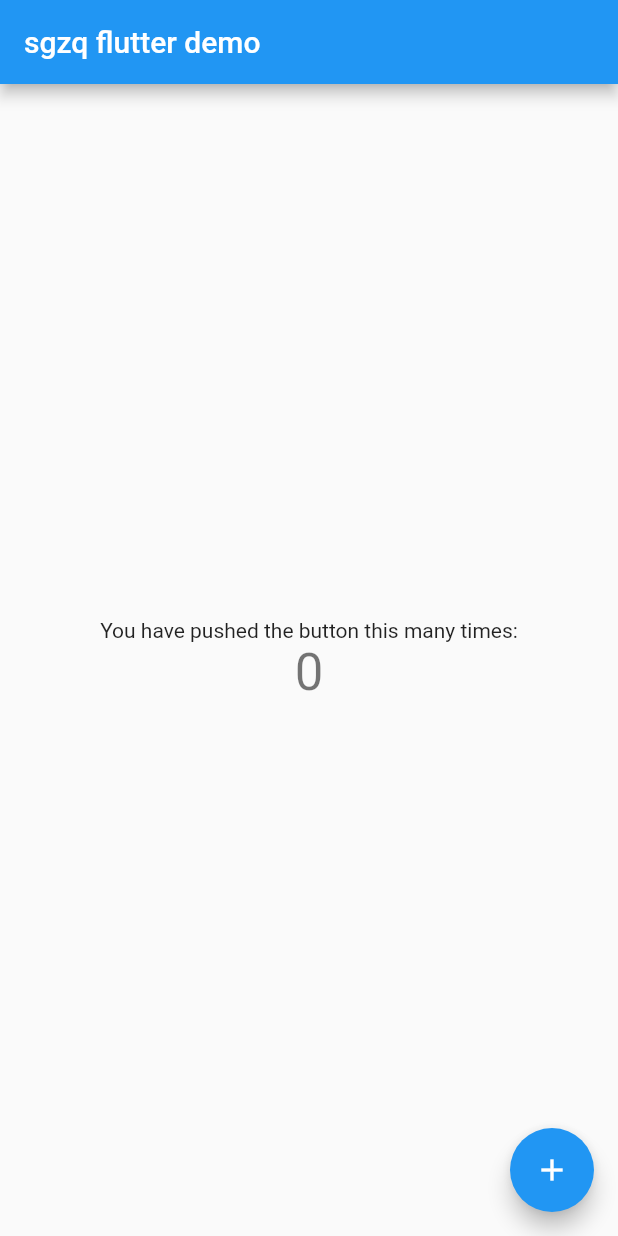
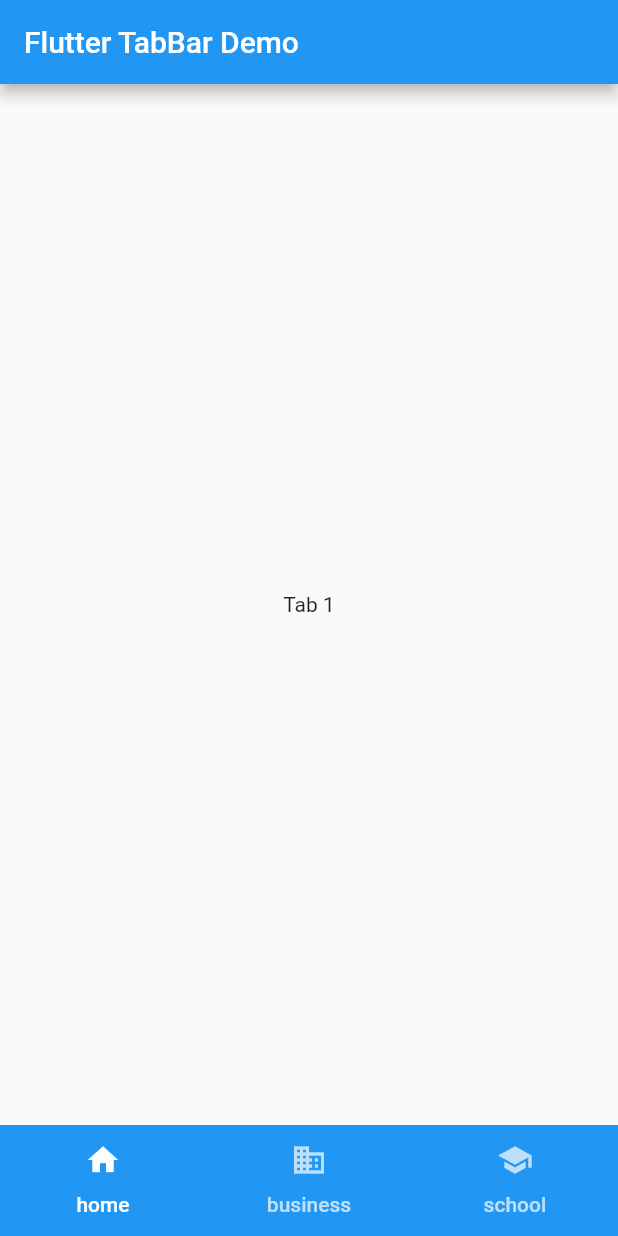
Before and after one commit to jianronglu/ryan_flutter, a Flutter app: the screen it shows after launch, on a phone screen of 412 x 824 dp. Run offline on Flutter 3.47's test engine with Material 2 defaults, Android fonts, the phone set to English and light mode, and no system bars.

Commit message:
[lib]TabBar demo

```diff
--- /dev/null
+++ b/lib/UPTabBar.dart
@@ -0,0 +1,75 @@
+import 'package:flutter/material.dart';
+
+class UPMainTabBarCtrl extends StatelessWidget {
+  @override
+  Widget build(BuildContext context) {
+    return MaterialApp(
+      title: 'Flutter TabBar Demo',
+      theme: ThemeData(
+        primarySwatch: Colors.blue,
+      ),
+      home: UPTabBar(title: 'Flutter TabBar Demo'),
+    );
+  }
+}
+
+class UPTabBar extends StatefulWidget {
+  const UPTabBar({Key? key, required this.title}) : super(key: key);
+
+  final String title;
+
+  @override
+  State<UPTabBar> createState() => _UPTabBarState();
+}
+
+class _UPTabBarState extends State<UPTabBar> with SingleTickerProviderStateMixin {
+  late TabController _controller;
+
+  @override
+  void initState() {
+    super.initState();
+    _controller = TabController(length: 3, vsync: this);
+  }
+
+  @override
+  void dispose() {
+    _controller.dispose();
+    super.dispose();
+  }
+
+  @override
+  Widget build(BuildContext context) {
+    // 安全边距
+    final double topPadding = MediaQuery.of(context).padding.top;
+    final double bottomPadding = MediaQuery.of(context).padding.bottom;
+
+    return Scaffold(
+      appBar: AppBar(
+        title: Text(widget.title),
+      ),
+      body: TabBarView(
+        controller: _controller,
+        children: const<Widget>[
+          Center(child: Text('Tab 1')),
+          Center(child: Text('Tab 2')),
+          Center(child: Text('Tab 3')),
+        ],
+      ),
+      bottomNavigationBar: Container(
+        padding: EdgeInsets.only(
+          // top: topPadding,
+          bottom: bottomPadding,
+        ),
+        color: Colors.blue,
+        child: TabBar(
+          controller: _controller,
+          tabs: const <Tab>[
+            Tab(text: 'home',icon: Icon(Icons.home)),
+            Tab(text: 'business', icon: Icon(Icons.business)),
+            Tab(text: 'school', icon: Icon(Icons.school)),
+          ],
+        ),
+      ),
+    );
+  }
+}
--- /dev/null
+++ b/lib/UPToolTabBar.dart
@@ -0,0 +1,41 @@
+import 'package:flutter/material.dart';
+
+class UPToolTabBar extends StatefulWidget {
+  const UPToolTabBar({Key? key}) : super(key: key);
+
+  @override
+  State<UPToolTabBar> createState() => _UPToolTabBarState();
+}
+
+class _UPToolTabBarState extends State<UPToolTabBar> {
+  @override
+  Widget build(BuildContext context) {
+    return MaterialApp(
+      theme: ThemeData(
+          primarySwatch: Colors.blue
+      ),
+      home: DefaultTabController(
+          length: 3,
+          child: Scaffold(
+            appBar: AppBar(
+              bottom: const TabBar(
+                  tabs: [
+                    Tab(icon: Icon(Icons.directions_car),),
+                    Tab(icon: Icon(Icons.directions_transit),),
+                    Tab(icon: Icon(Icons.directions_bike),),
+                  ]
+              ),
+              title: const Text('sgzq demo'),
+            ),
+            body: const TabBarView(
+              children: [
+                Tab(icon: Icon(Icons.directions_car),),
+                Tab(icon: Icon(Icons.directions_transit),),
+                Tab(icon: Icon(Icons.directions_bike),),
+              ],
+            ),
+          )
+      ),
+    );
+  }
+}
--- a/lib/main.dart
+++ b/lib/main.dart
@@ -1,115 +1,10 @@
 import 'package:flutter/material.dart';
+import 'package:ryan_flutter/UPCupTabBarCtl.dart';
+import 'package:ryan_flutter/UPToolTabBar.dart';
+import 'package:ryan_flutter/UPTabBar.dart';
 
 void main() {
-  runApp(const MyApp());
+  // runApp(const UPCupertinoApp());// iOS风格控件
+  // runApp(const UPToolTabBar());
+  runApp(UPMainTabBarCtrl());
 }
-
-class MyApp extends StatelessWidget {
-  const MyApp({super.key});
-
-  // This widget is the root of your application.
-  @override
-  Widget build(BuildContext context) {
-    return MaterialApp(
-      title: 'sgzq',
-      theme: ThemeData(
-        // This is the theme of your application.
-        //
-        // Try running your application with "flutter run". You'll see the
-        // application has a blue toolbar. Then, without quitting the app, try
-        // changing the primarySwatch below to Colors.green and then invoke
-        // "hot reload" (press "r" in the console where you ran "flutter run",
-        // or simply save your changes to "hot reload" in a Flutter IDE).
-        // Notice that the counter didn't reset back to zero; the application
-        // is not restarted.
-        primarySwatch: Colors.blue,
-      ),
-      home: const MyHomePage(title: 'sgzq flutter demo'),
-    );
-  }
-}
-
-class MyHomePage extends StatefulWidget {
-  const MyHomePage({super.key, required this.title});
-
-  // This widget is the home page of your application. It is stateful, meaning
-  // that it has a State object (defined below) that contains fields that affect
-  // how it looks.
-
-  // This class is the configuration for the state. It holds the values (in this
-  // case the title) provided by the parent (in this case the App widget) and
-  // used by the build method of the State. Fields in a Widget subclass are
-  // always marked "final".
-
-  final String title;
-
-  @override
-  State<MyHomePage> createState() => _MyHomePageState();
-}
-
-class _MyHomePageState extends State<MyHomePage> {
-  int _counter = 0;
-
-  void _incrementCounter() {
-    setState(() {
-      // This call to setState tells the Flutter framework that something has
-      // changed in this State, which causes it to rerun the build method below
-      // so that the display can reflect the updated values. If we changed
-      // _counter without calling setState(), then the build method would not be
-      // called again, and so nothing would appear to happen.
-      _counter++;
-    });
-  }
-
-  @override
-  Widget build(BuildContext context) {
-    // This method is rerun every time setState is called, for instance as done
-    // by the _incrementCounter method above.
-    //
-    // The Flutter framework has been optimized to make rerunning build methods
-    // fast, so that you can just rebuild anything that needs updating rather
-    // than having to individually change instances of widgets.
-    return Scaffold(
-      appBar: AppBar(
-        // Here we take the value from the MyHomePage object that was created by
-        // the App.build method, and use it to set our appbar title.
-        title: Text(widget.title),
-      ),
-      body: Center(
-        // Center is a layout widget. It takes a single child and positions it
-        // in the middle of the parent.
-        child: Column(
-          // Column is also a layout widget. It takes a list of children and
-          // arranges them vertically. By default, it sizes itself to fit its
-          // children horizontally, and tries to be as tall as its parent.
-          //
-          // Invoke "debug painting" (press "p" in the console, choose the
-          // "Toggle Debug Paint" action from the Flutter Inspector in Android
-          // Studio, or the "Toggle Debug Paint" command in Visual Studio Code)
-          // to see the wireframe for each widget.
-          //
-          // Column has various properties to control how it sizes itself and
-          // how it positions its children. Here we use mainAxisAlignment to
-          // center the children vertically; the main axis here is the vertical
-          // axis because Columns are vertical (the cross axis would be
-          // horizontal).
-          mainAxisAlignment: MainAxisAlignment.center,
-          children: <Widget>[
-            const Text(
-              'You have pushed the button this many times:',
-            ),
-            Text(
-              '$_counter',
-              style: Theme.of(context).textTheme.headlineMedium,
-            ),
-          ],
-        ),
-      ),
-      floatingActionButton: FloatingActionButton(
-        onPressed: _incrementCounter,
-        tooltip: 'Increment',
-        child: const Icon(Icons.add),
-      ), // This trailing comma makes auto-formatting nicer for build methods.
-    );
-  }
-}
```
Also changed, not shown: lib/UPCupTabBarCtl.dart (added, +70 -0 lines), 1 other file.
